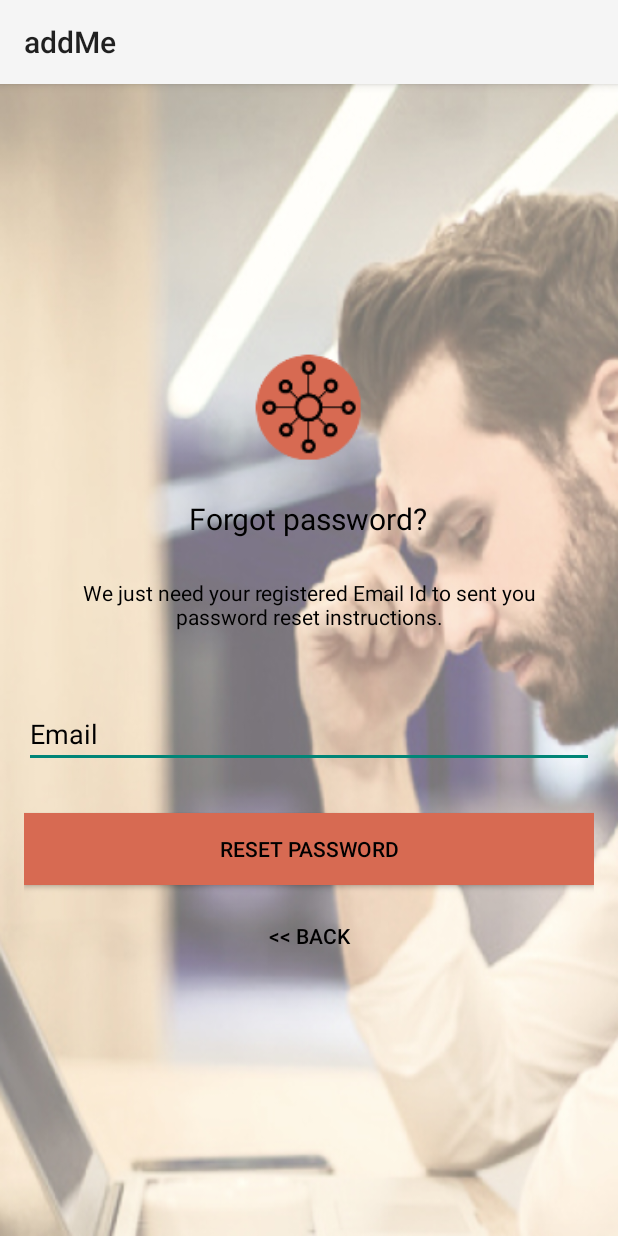
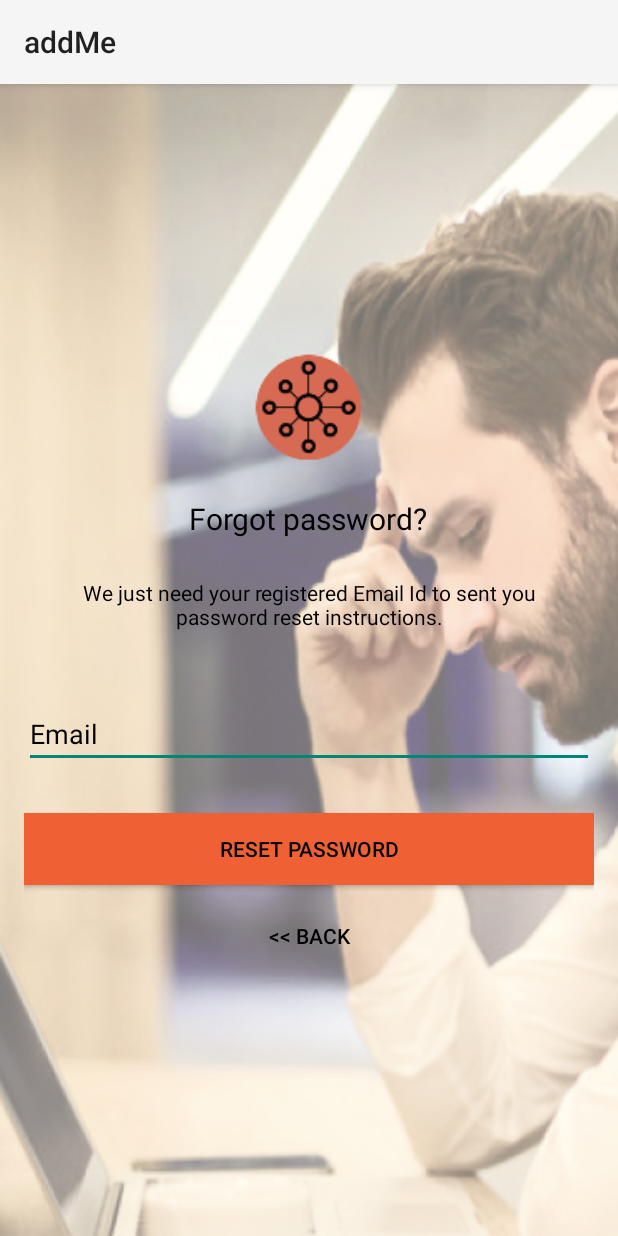
Before and after one commit to mlazana/addMe-Android, an Android app: the ResetPasswordActivity screen opened directly, with no data from a screen before it, on a phone screen of 412 x 824 dp. Run offline under Robolectric (Android 15) with nearby library versions, the phone set to English and light mode, and no system bars; our stand-ins replace Firebase (no records; nobody signed in at launch, a user with empty details on screens opened directly); Roboto replaces fonts that are not available here.

Commit message:
Change button color to colorPrimary

```diff
--- a/app/src/main/res/layout/activity_reset_password.xml
+++ b/app/src/main/res/layout/activity_reset_password.xml
@@ -69,7 +69,7 @@
             android:layout_width="fill_parent"
             android:layout_height="wrap_content"
             android:layout_marginTop="20dip"
-            android:background="@color/light_orange"
+            android:background="@color/colorPrimary"
             android:text="@string/btn_reset_password"
             android:textColor="@android:color/black" />
 
--- a/app/src/main/res/layout/activity_signup.xml
+++ b/app/src/main/res/layout/activity_signup.xml
@@ -66,7 +66,7 @@
             android:layout_width="match_parent"
             android:layout_height="wrap_content"
             android:layout_marginTop="16dp"
-            android:background="@color/colorAccent"
+            android:background="@color/colorPrimary"
             android:text="@string/action_sign_in_short"
             android:textColor="@android:color/black"
             android:textStyle="bold" />
```
